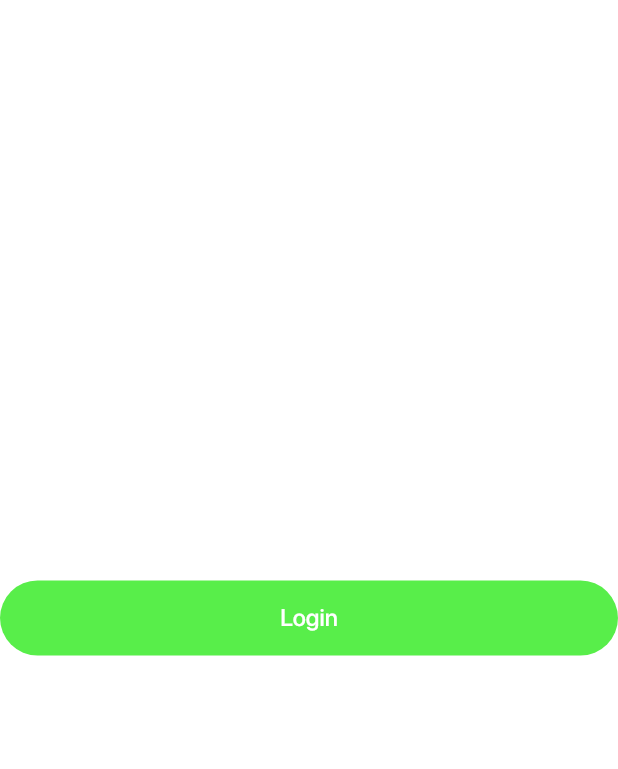
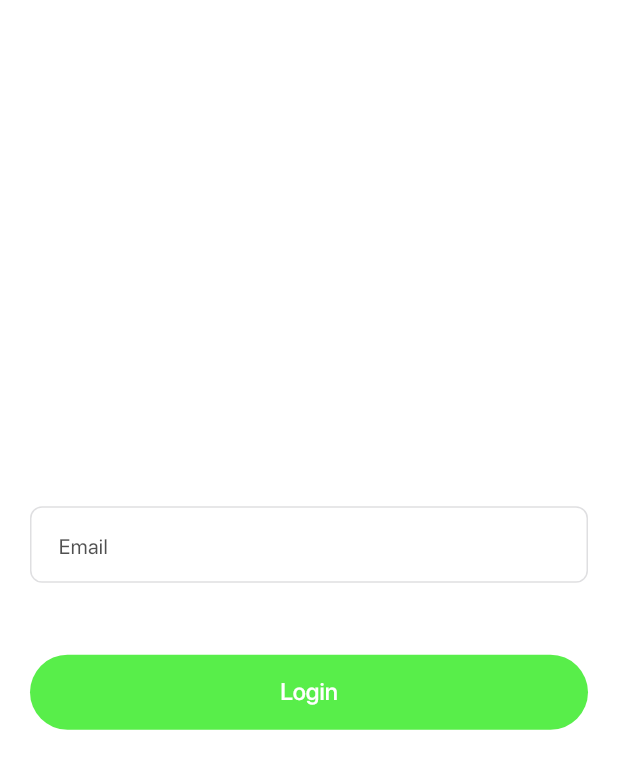
Before and after one commit to muhammadbiilal/firebase_social_media_flutter, a Flutter app: the screen it shows after launch, on a phone screen of 412 x 824 dp. Shown: the top 769 px of the screen. Run offline on Flutter 3.47's test engine with Material 3 defaults, Android fonts, the phone set to English and light mode, and no system bars; our stand-ins replace firebase_core, fluttertoast; missing offline and left inert: firebase_app_check, firebase_core_web, firebase_database_web, firebase_storage_web, image_picker_for_web; accounts and stored records are empty; project files that could hold a hidden picture were left out.

Commit message:
text field component

```diff
--- /dev/null
+++ b/lib/res/component/input_text_field.dart
@@ -0,0 +1,70 @@
+import 'package:flutter/material.dart';
+import 'package:tech_media/res/color.dart';
+
+class InputTextField extends StatelessWidget {
+  final TextEditingController myController;
+  final FocusNode focusNode;
+  final FormFieldSetter onFieldSubmittedValue;
+  final FormFieldValidator onValidator;
+  final TextInputType keyboardType;
+  final String hint;
+  final bool obscureText;
+  final bool enable, autoFocus;
+
+  const InputTextField({
+    super.key,
+    required this.myController,
+    required this.focusNode,
+    required this.onFieldSubmittedValue,
+    required this.onValidator,
+    required this.keyboardType,
+    required this.hint,
+    required this.obscureText,
+    this.enable = true,
+    this.autoFocus = false,
+  });
+
+  @override
+  Widget build(BuildContext context) {
+    return Padding(
+      padding: const EdgeInsets.only(bottom: 8),
+      child: TextFormField(
+        controller: myController,
+        focusNode: focusNode,
+        onFieldSubmitted: onFieldSubmittedValue,
+        validator: onValidator,
+        keyboardType: keyboardType,
+        style: Theme.of(context).textTheme.bodyMedium!.copyWith(
+              fontSize: 18,
+              height: 0,
+            ),
+        decoration: InputDecoration(
+          hintText: hint,
+          contentPadding: const EdgeInsets.all(15),
+          hintStyle: Theme.of(context).textTheme.bodyMedium!.copyWith(
+                color: AppColors.primaryTextTextColor.withOpacity(0.8),
+                height: 0,
+              ),
+          border: const OutlineInputBorder(
+            borderSide: BorderSide(color: AppColors.textFieldDefaultFocus),
+            borderRadius: BorderRadius.all(Radius.circular(8)),
+          ),
+          focusedBorder: const OutlineInputBorder(
+            borderSide: BorderSide(color: AppColors.secondaryColor),
+            borderRadius: BorderRadius.all(Radius.circular(8)),
+          ),
+          errorBorder: const OutlineInputBorder(
+            borderSide: BorderSide(color: AppColors.alertColor),
+            borderRadius: BorderRadius.all(Radius.circular(8)),
+          ),
+          enabledBorder: const OutlineInputBorder(
+            borderSide:
+                BorderSide(color: AppColors.textFieldDefaultBorderColor),
+            borderRadius: BorderRadius.all(Radius.circular(8)),
+          ),
+        ),
+        obscureText: obscureText,
+      ),
+    );
+  }
+}
--- a/lib/view/login/login_screen.dart
+++ b/lib/view/login/login_screen.dart
@@ -1,4 +1,5 @@
 import 'package:flutter/material.dart';
+import 'package:tech_media/res/component/input_text_field.dart';
 import 'package:tech_media/res/component/round_button.dart';
 
 class LoginScreen extends StatefulWidget {
@@ -9,19 +10,37 @@ class LoginScreen extends StatefulWidget {
 }
 
 class _LoginScreenState extends State<LoginScreen> {
+  final TextEditingController emailController = TextEditingController();
+  final FocusNode emailFocusNode = FocusNode();
+
   @override
   Widget build(BuildContext context) {
     return Scaffold(
-      body: Column(
+      body: Padding(
+        padding: const EdgeInsets.symmetric(horizontal: 20),
+        child: Column(
           mainAxisAlignment: MainAxisAlignment.center,
           crossAxisAlignment: CrossAxisAlignment.center,
           children: [
+            InputTextField(
+              myController: emailController,
+              focusNode: emailFocusNode,
+              onFieldSubmittedValue: (value) {},
+              keyboardType: TextInputType.emailAddress,
+              obscureText: false,
+              hint: 'Email',
+              onValidator: (value) {
+                return value.isEmpty ? "enter email" : null;
+              },
+            ),
+            const SizedBox(height: 40),
             RoundButton(
               title: 'Login',
               onPress: () {},
             )
           ],
         ),
+      ),
     );
   }
 }
```
Lines whose indentation alone changed are shown as unchanged.
